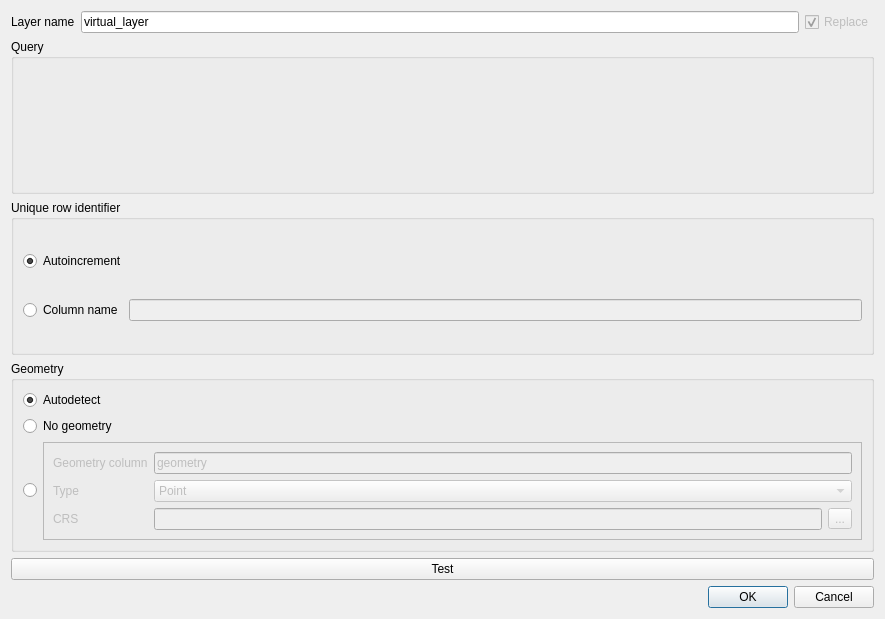
This is src/providers/virtual/qgsvirtuallayersourceselectbase.ui in qgis/QGIS as Qt 5 draws it before an edit. The edited form follows.
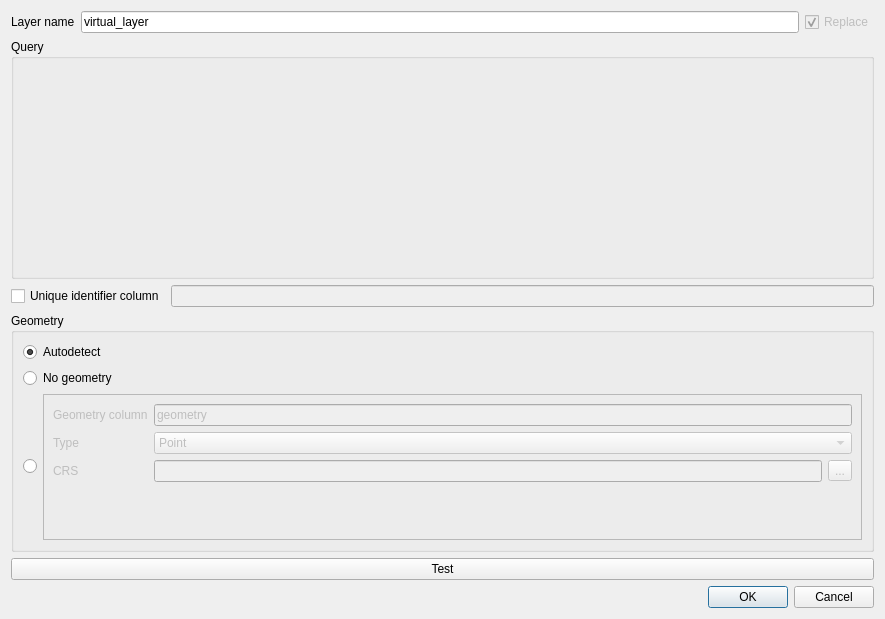
This is the edited form. Custom widgets are drawn as their Qt base class.

Commit message: Add tooltip help to SQL editor and fix uid

The edit to the form file:
```diff
--- a/src/providers/virtual/qgsvirtuallayersourceselectbase.ui
+++ b/src/providers/virtual/qgsvirtuallayersourceselectbase.ui
@@ -58,36 +58,21 @@
      </property>
      <layout class="QVBoxLayout" name="verticalLayout_2">
       <item>
-       <widget class="QgsCodeEditorSQL" name="mQueryEdit" native="true"/>
+       <widget class="QgsCodeEditorSQL" name="mQueryEdit" native="true">
+        <property name="toolTip">
+         <string>&lt;html&gt;&lt;head/&gt;&lt;body&gt;&lt;p&gt;This is the SQL query editor.&lt;/p&gt;&lt;p&gt;Virtual layers rely on SQLite and Spatialite. Any functions from SQLite or Spatialite can then be used in the query.&lt;/p&gt;&lt;p&gt;&lt;span style=&quot; font-weight:600;&quot;&gt;Special comments:&lt;/span&gt;&lt;/p&gt;&lt;p&gt;Because it is not always possible to autodetect the data type of each column in a query, special comments can be used in the query to force a specific type.&lt;/p&gt;&lt;p&gt;Special comments must be placed on the right of a column name and have the form &lt;tt&gt;/*:type*/&lt;/tt&gt; where type can be any of &lt;span style=&quot; font-style:italic;&quot;&gt;int&lt;/span&gt;, &lt;span style=&quot; font-style:italic;&quot;&gt;real&lt;/span&gt; or &lt;span style=&quot; font-style:italic;&quot;&gt;text&lt;/span&gt;. They can also be used to specify the type and SRID of the geometry column with the following syntax: &lt;tt&gt;/*:gtype:srid*/&lt;/tt&gt; where &lt;span style=&quot; font-style:italic;&quot;&gt;gtype&lt;/span&gt; can be &lt;span style=&quot; font-style:italic;&quot;&gt;point&lt;/span&gt;, &lt;span style=&quot; font-style:italic;&quot;&gt;linestring&lt;/span&gt; or &lt;span style=&quot; font-style:italic;&quot;&gt;polygon&lt;/span&gt; (with an optional &lt;span style=&quot; font-style:italic;&quot;&gt;multi&lt;/span&gt; prefix) and &lt;span style=&quot; font-style:italic;&quot;&gt;srid&lt;/span&gt; is an integer identifier.&lt;/p&gt;&lt;p&gt;Example:&lt;/p&gt;&lt;p&gt;&lt;tt&gt;SELECT id + 1 as id /*:int*/, ST_Centroid(geometry) as geom /*:point:4326*/ FROM tab&lt;/tt&gt;&lt;/p&gt;&lt;/body&gt;&lt;/html&gt;</string>
+        </property>
+       </widget>
       </item>
      </layout>
     </widget>
    </item>
    <item>
-    <widget class="QgsCollapsibleGroupBox" name="mUIDGroup">
-     <property name="title">
-      <string>Unique row identifier</string>
-     </property>
-     <property name="collapsed">
-      <bool>true</bool>
-     </property>
-     <layout class="QVBoxLayout" name="verticalLayout_4">
+    <layout class="QHBoxLayout" name="horizontalLayout_5">
       <item>
-       <widget class="QRadioButton" name="mAutoincrementUIDRadio">
+      <widget class="QCheckBox" name="mUIDColumnNameChck">
         <property name="text">
-         <string>Autoincrement</string>
-        </property>
-        <property name="checked">
-         <bool>true</bool>
-        </property>
-       </widget>
-      </item>
-      <item>
-       <layout class="QHBoxLayout" name="horizontalLayout">
-        <item>
-         <widget class="QRadioButton" name="mUIDColumnNameRadio">
-          <property name="text">
-           <string>Column name</string>
+        <string>Unique identifier column</string>
           </property>
          </widget>
         </item>
@@ -103,9 +88,6 @@
         </item>
        </layout>
       </item>
-     </layout>
-    </widget>
-   </item>
    <item>
     <widget class="QgsCollapsibleGroupBox" name="mGeometryGroup">
      <property name="title">
```
Left out of the diff: 35 changed lines with no effect on the pictures. Lines whose indentation alone changed are shown as unchanged. The commit also changes 1 other file.
